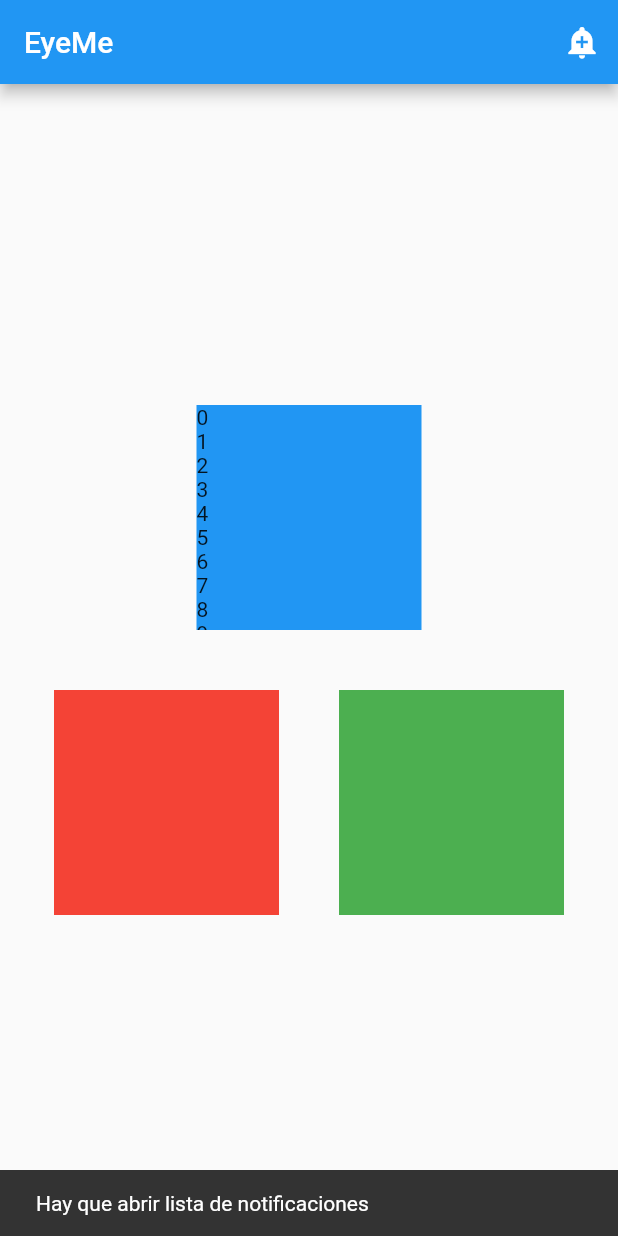
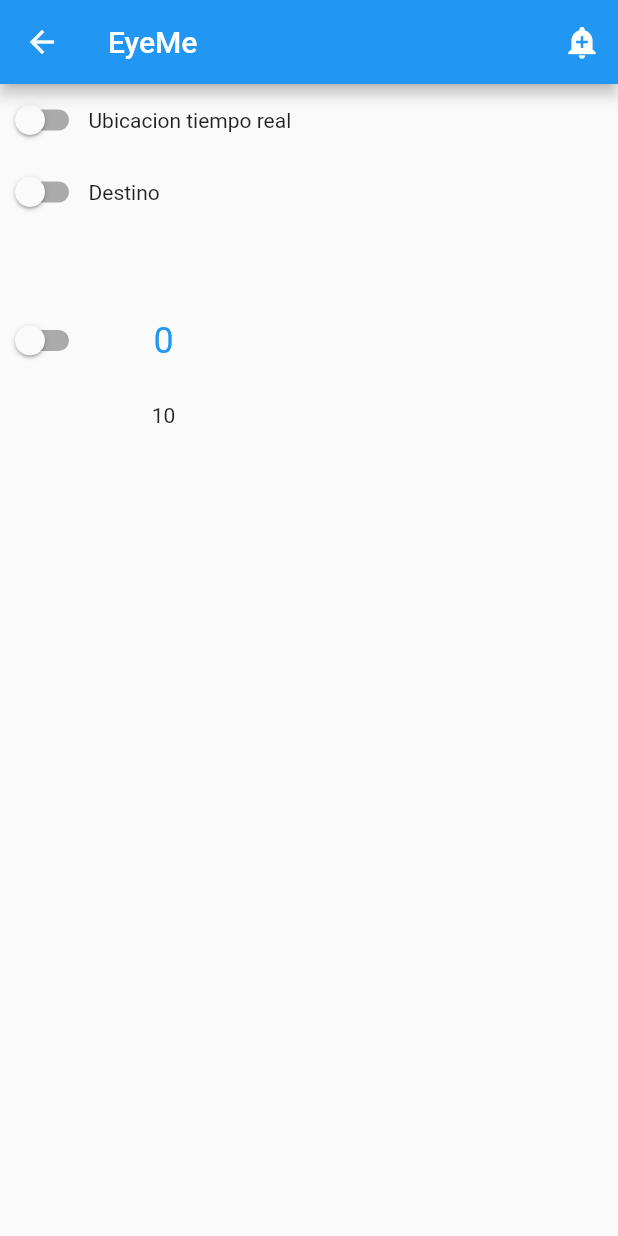
Before and after one commit to jhaos/EyeMe, a Flutter app: the screen it shows after launch, after a tap on the "add alert" icon, on a phone screen of 412 x 824 dp. Run offline on Flutter 3.47's test engine with Material 2 defaults, Android fonts, the phone set to English and light mode, and no system bars; drawn by our look-alikes of numberpicker.

Commit message:
Creating permissions view

```diff
--- a/lib/homepage.dart
+++ b/lib/homepage.dart
@@ -1,5 +1,7 @@
 import 'package:flutter/material.dart';
 import 'package:testing/track_info.dart';
+
+import 'permissions.dart';
 
 
 
@@ -9,30 +11,34 @@ class HomePage extends StatefulWidget {
 }
 
 class _HomePageState extends State<HomePage> {
-  Widget _Track(_text){
-    return Text(_text);
-  }
 
+  @override
   Widget build(BuildContext context) {
     return Scaffold(
       appBar: AppBar(
         title: const Text("EyeMe"),
         actions: <Widget>[
         IconButton(
-            onPressed: () {
-              ScaffoldMessenger.of(context).showSnackBar(
-                  const SnackBar(content: Text('Hay que abrir lista de notificaciones')));
+            onPressed: (){
+              Navigator.push(context,
+                  MaterialPageRoute(
+                  builder: (context) => Permissions()
+                ),
+              );
             },
-            icon: const Icon(Icons.add_alert),
-            tooltip: "Notificaciones",
-          )
+            icon: Icon(Icons.add_alert)),
         ],
+          automaticallyImplyLeading: false
       ),
       body: _body(),
     );
   }
 
-  Widget _list_buttom(){
+  Widget _Track(_text){
+    return Text(_text);
+  }
+
+  Widget _list_buttom(_text){
     return ElevatedButton(
       onPressed: () {
         Navigator.push(context,
@@ -40,7 +46,7 @@ class _HomePageState extends State<HomePage> {
               builder: (context) => TrackInfo()
           ),
         );
-      }, child: Text("Go to tracks"),
+      }, child: _Track(_text),
     );
   }
   Widget _body() {
@@ -54,8 +60,11 @@ class _HomePageState extends State<HomePage> {
             children: <Widget> [
               Row(
                 mainAxisAlignment: MainAxisAlignment.center,
-                crossAxisAlignment: CrossAxisAlignment.center,
+                crossAxisAlignment: CrossAxisAlignment.start,
                 children: <Widget> [
+                  Column(
+                    children: [
+                      Text("Tracks"),
                       Padding(
                         padding: const EdgeInsets.all(20.0),
                         child: Container(
@@ -66,11 +75,38 @@ class _HomePageState extends State<HomePage> {
                             physics: const BouncingScrollPhysics(),
                             itemCount: 20,
                             itemBuilder: (context, position){
-                          _list_buttom();
-                          return _Track(position.toString());
+                              return _list_buttom(position.toString());
                             },
                           ),
                         ),
+                      ),
+                    ],
+                  ),
+                ],
+              ),
+              Row(
+                mainAxisAlignment: MainAxisAlignment.center,
+                crossAxisAlignment: CrossAxisAlignment.start,
+                children: <Widget> [
+                  Column(
+                    children: [
+                      Text("Trackers"),
+                      Padding(
+                        padding: const EdgeInsets.all(20.0),
+                        child: Container(
+                          color: Colors.yellow,
+                          height: 150,
+                          width: 150,
+                          child: ListView.builder(
+                            physics: const BouncingScrollPhysics(),
+                            itemCount: 20,
+                            itemBuilder: (context, position){
+                              return _list_buttom(position.toString());
+                            },
+                          ),
+                        ),
+                      ),
+                    ],
                   ),
                 ],
               ),
@@ -82,16 +118,18 @@ class _HomePageState extends State<HomePage> {
                     padding: const EdgeInsets.all(20.0),
                     child: Container(
                       color: Colors.red,
-                      height: 150,
-                      width: 150,
+                      height: 25,
+                      width: 100,
+                      child: Text("Recibir Track"),
                     ),
                   ),
                   Padding(
                     padding: const EdgeInsets.all(20.0),
                     child: Container(
                       color: Colors.green,
-                      height: 150,
-                      width: 150,
+                      height: 25,
+                      width: 100,
+                      child: Text("Solicitar track"),
                     ),
                   )
                 ],
--- /dev/null
+++ b/lib/permissions.dart
@@ -0,0 +1,74 @@
+import 'package:flutter/material.dart';
+import 'package:testing/track_info.dart';
+import 'package:numberpicker/numberpicker.dart';
+import 'package:testing/widgets.dart';
+
+class Permissions extends StatefulWidget {
+  @override
+  _PermissionsState createState() => _PermissionsState();
+}
+
+class _PermissionsState extends State<Permissions> {
+  int _currentValue = 0;
+  bool _value_switch = false;
+
+  Widget build(BuildContext context) {
+    return Scaffold(
+      appBar: AppBar(
+        title: const Text("EyeMe"),
+        actions: <Widget>[
+          IconButton(
+            onPressed: () {
+              ScaffoldMessenger.of(context).showSnackBar(
+                  const SnackBar(content: Text('Hay que abrir lista de notificaciones')));
+            },
+            icon: const Icon(Icons.add_alert),
+            tooltip: "Notificaciones",
+          ),
+        ],
+      ),
+      body: _body(),
+    );
+  }
+
+  Widget _body() {
+
+    return SafeArea(
+      child: Container(
+        child: Column(
+          children: <Widget>[
+            Row(
+              children: [
+                PermissionSwitch(),
+                Container(
+                  child: Text("Ubicacion tiempo real"),
+                )
+              ],
+            ),
+            Row(
+              children: [
+                PermissionSwitch(),
+                Container(
+                  child: Text("Destino"),
+                )
+              ],
+            ),
+            Row(
+              children: [
+                PermissionSwitch(),
+                NumberPicker(
+                  value: _currentValue,
+                  minValue: 0,
+                  maxValue: 120,
+                  onChanged: (value) => setState(()=> _currentValue = value),
+                  step: 10,
+                  haptics: true,
+                ),
+              ],
+            ),
+          ],
+        ),
+      ),
+    );
+  }
+}
--- /dev/null
+++ b/lib/widgets.dart
@@ -0,0 +1,23 @@
+import 'package:flutter/material.dart';
+
+class PermissionSwitch extends StatefulWidget{
+  @override
+  _PermissionSwitchState createState() => _PermissionSwitchState();
+
+}
+
+class _PermissionSwitchState extends State<PermissionSwitch>{
+  bool _valueSwitch = false;
+
+  Widget build(BuildContext context) {
+    // TODO: implement build
+    return Switch.adaptive(
+        value: _valueSwitch,
+        onChanged: (value){
+          setState(() {
+            _valueSwitch = value;
+          });
+        });
+  }
+
+}
--- a/pubspec.yaml
+++ b/pubspec.yaml
@@ -30,7 +30,7 @@ dependencies:
   flutter:
     sdk: flutter
   font_awesome_flutter: ^9.2.0
-
+  numberpicker: ^2.1.1
   # The following adds the Cupertino Icons font to your application.
   # Use with the CupertinoIcons class for iOS style icons.
   cupertino_icons: ^1.0.2
```
Also changed, not shown: pubspec.lock. Lines whose indentation alone changed are shown as unchanged.
